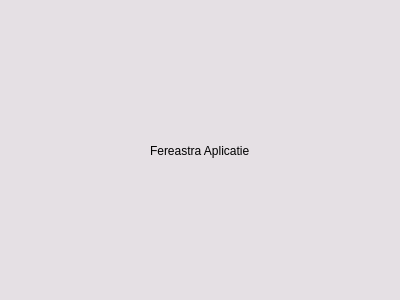
Qt form Solution - Secure Drive/app.ui (Banicaliviu/Proiect-poo-SecureDrive) before a commit.
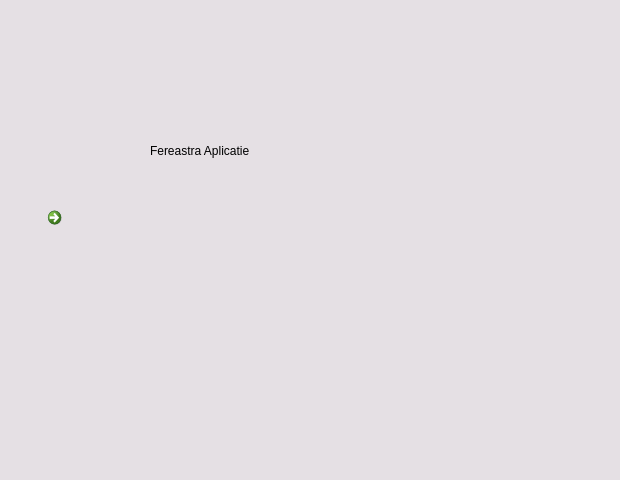
The same form after that commit. Icons and pictures are not drawn.

```diff
--- a/Solution - Secure Drive/app.ui
+++ b/Solution - Secure Drive/app.ui
@@ -6,8 +6,8 @@
    <rect>
     <x>0</x>
     <y>0</y>
-    <width>400</width>
-    <height>300</height>
+    <width>620</width>
+    <height>480</height>
    </rect>
   </property>
   <property name="palette">
@@ -95,6 +95,28 @@
     <string>Fereastra Aplicatie</string>
    </property>
   </widget>
+  <widget class="QCommandLinkButton" name="commandLinkButton">
+   <property name="geometry">
+    <rect>
+     <x>40</x>
+     <y>200</y>
+     <width>168</width>
+     <height>41</height>
+    </rect>
+   </property>
+   <property name="text">
+    <string/>
+   </property>
+  </widget>
+  <action name="actionExit">
+   <property name="icon">
+    <iconset resource="Resource.qrc">
+     <normaloff>:/img/img/restore-window-16.png</normaloff>:/img/img/restore-window-16.png</iconset>
+   </property>
+   <property name="text">
+    <string>Exit</string>
+   </property>
+  </action>
  </widget>
  <resources/>
  <connections/>
```
Left out of the diff: 4 changed lines with no effect on the pictures.
